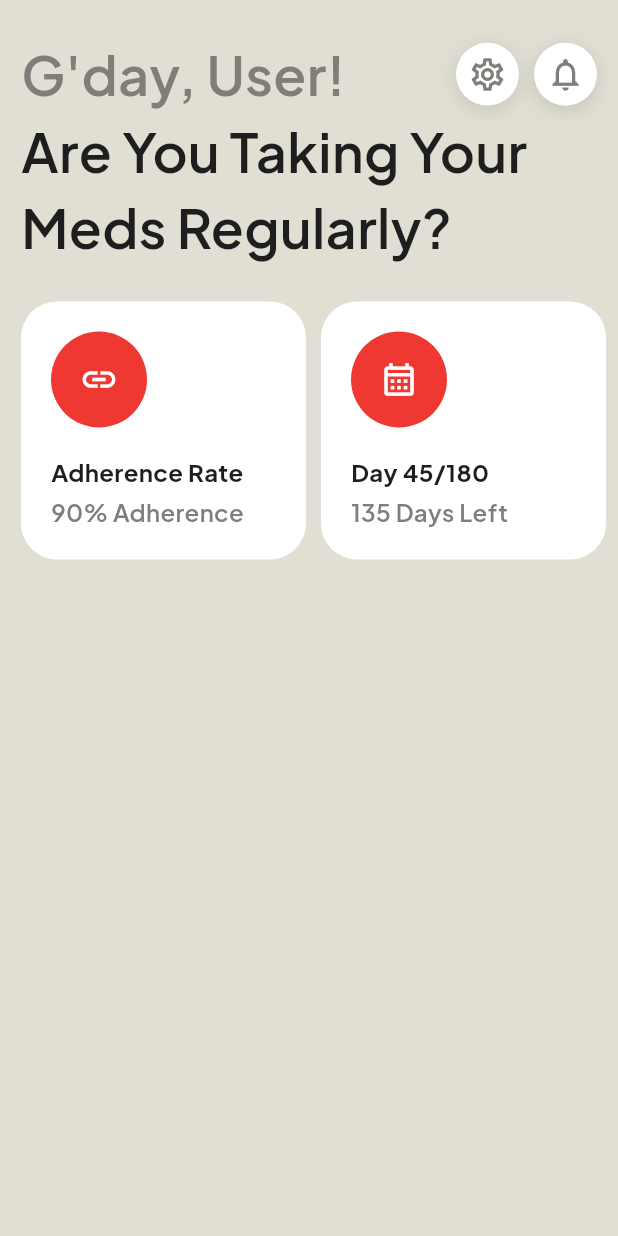
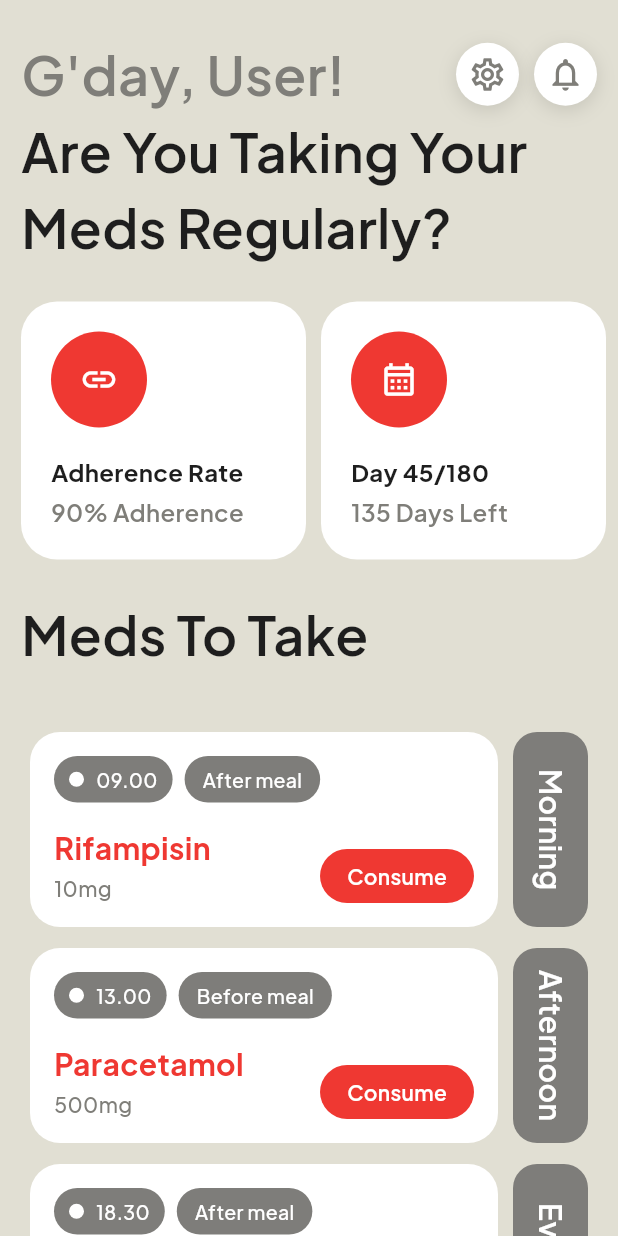
Before and after one commit to queenshafa/remindy-app, a Flutter app: the screen it shows after launch, on a phone screen of 412 x 824 dp. Run offline on Flutter 3.47's test engine with Material 3 defaults, Android fonts, the phone set to English and light mode, and no system bars; our stand-ins replace google_fonts.

Commit message:
fix: home screen widgets size

```diff
--- a/lib/data/dummy_data.dart
+++ b/lib/data/dummy_data.dart
@@ -1,4 +1,3 @@
-// lib/data/dummy_data.dart
 import '../models/medicine.dart';
 
 class DummyUser {
--- a/lib/screen/home_screen.dart
+++ b/lib/screen/home_screen.dart
@@ -1,77 +1,62 @@
 import 'package:flutter/material.dart';
+import 'package:remindy_app/data/dummy_data.dart'; // Sesuaikan lokasi data kamu
+import 'package:remindy_app/models/medicine.dart'; // Sesuaikan model kamu
 import 'package:remindy_app/theme/app_theme.dart';
-import 'package:remindy_app/widgets/button_banner.dart';
-import 'package:remindy_app/widgets/circle_icon_button.dart';
+import 'package:remindy_app/widgets/home_content_header.dart';
+import 'package:remindy_app/widgets/medicine_card.dart';
 
-class HomeScreen extends StatefulWidget {
+class HomeScreen extends StatelessWidget {
   const HomeScreen({super.key});
 
   @override
-  State<HomeScreen> createState() => _HomeScreenState();
-}
+  Widget build(BuildContext context) {
+    // Ambil data obat dari dummy
+    final List<Medicine> medicines = dummyMedicines;
 
-class _HomeScreenState extends State<HomeScreen> {
-  @override
-  Widget build(BuildContext context) {
     return Scaffold(
       backgroundColor: AppTheme.background,
       body: SafeArea(
-        child: Container(
-          padding: EdgeInsets.symmetric(horizontal: 14, vertical: 24),
-          child: Column(
-            crossAxisAlignment: CrossAxisAlignment.start,
-            children: [
-              Row(
-                children: [
-                  Text(
-                    'G\'day, User!',
+        child: CustomScrollView(
+          slivers: [
+            const SliverToBoxAdapter(child: HomeContentHeader()),
+            // If no meds data availble
+            if (medicines.isEmpty)
+              const SliverFillRemaining(
+                hasScrollBody: false,
+                child: Center(
+                  child: Text(
+                    'No medications scheduled',
                     style: TextStyle(
-                      fontSize: 36,
                       color: AppTheme.textSecondary,
-                      fontWeight: FontWeight.w600,
+                      fontSize: 16,
                     ),
                   ),
-                  Spacer(),
-                  Row(
-                    children: [
-                      CircleIconButton(
-                        icon: Icons.settings_outlined,
-                        onTap: () {},
+                ),
+              )
+            else
+              // Meds Card
+              SliverPadding(
+                padding: const EdgeInsets.fromLTRB(20, 16, 20, 100),
+                sliver: SliverList(
+                  delegate: SliverChildBuilderDelegate((context, index) {
+                    final medicine = medicines[index];
+                    return Padding(
+                      padding: const EdgeInsets.only(bottom: 14),
+                      child: MedicineCard(
+                        title: medicine.title,
+                        quantity: medicine.quantity,
+                        time: medicine.time,
+                        isMeal: medicine.isMeal,
+                        category: medicine.category,
+                        onTap: () {
+                          // Action saat tombol / card diklik
+                        },
                       ),
-                      SizedBox(width: 10),
-                      CircleIconButton(
-                        icon: Icons.notifications_outlined,
-                        onTap: () {},
-                      ),
-                    ],
-                  ),
-                ],
+                    );
+                  }, childCount: medicines.length),
+                ),
               ),
-              Text(
-                'Are You Taking Your Meds Regularly?',
-                style: AppTheme.display(),
-              ),
-              SizedBox(height: 24),
-              Row(
-                mainAxisAlignment: MainAxisAlignment.spaceEvenly,
-                children: [
-                  ButtonBanner(
-                    icon: Icons.link,
-                    onTap: () {},
-                    title: 'Adherence Rate',
-                    description: '90% Adherence',
-                  ),
-                  SizedBox(width: 10),
-                  ButtonBanner(
-                    icon: Icons.calendar_month_outlined,
-                    onTap: () {},
-                    title: 'Day 45/180',
-                    description: '135 Days Left',
-                  ),
-                ],
-              ),
-            ],
-          ),
+          ],
         ),
       ),
     );
--- a/lib/widgets/medicine_card.dart
+++ b/lib/widgets/medicine_card.dart
@@ -10,7 +10,7 @@ class MedicineCard extends StatelessWidget {
     required this.onTap,
     required this.time,
     required this.isMeal,
-    this.category = 'Morning', // Badge samping
+    this.category = 'Morning',
   });
 
   final String title;
@@ -22,14 +22,12 @@ class MedicineCard extends StatelessWidget {
 
   @override
   Widget build(BuildContext context) {
-    // Format waktu DateTime -> "09.00"
     final String formattedTime =
         "${time.hour.toString().padLeft(2, '0')}.${time.minute.toString().padLeft(2, '0')}";
 
     return Row(
       crossAxisAlignment: CrossAxisAlignment.center,
       children: [
-        // Kartu Utama
         Expanded(
           child: Material(
             color: Colors.white,
@@ -42,10 +40,9 @@ class MedicineCard extends StatelessWidget {
                 child: Column(
                   crossAxisAlignment: CrossAxisAlignment.start,
                   children: [
-                    // Row Atas: Chip Waktu & Chip Status Makan
                     Row(
                       children: [
-                        // Chip Jam dengan Titik Putih
+                        // Time Chip
                         Container(
                           padding: const EdgeInsets.symmetric(
                             horizontal: 10,
@@ -80,7 +77,7 @@ class MedicineCard extends StatelessWidget {
                         ),
                         const SizedBox(width: 8),
 
-                        // Chip Status Makan
+                        // isMeal Chip
                         Container(
                           padding: const EdgeInsets.symmetric(
                             horizontal: 12,
@@ -102,20 +99,18 @@ class MedicineCard extends StatelessWidget {
                       ],
                     ),
                     const SizedBox(height: 16),
-
-                    // Row Bawah: Nama & Dosis Obat + Tombol Consume
                     Row(
                       mainAxisAlignment: MainAxisAlignment.spaceBetween,
                       crossAxisAlignment: CrossAxisAlignment.end,
                       children: [
-                        // Info Obat (Title & Quantity)
+                        // Meds Information (Title & Quantity)
                         Column(
                           crossAxisAlignment: CrossAxisAlignment.start,
                           children: [
                             Text(
                               title,
                               style: GoogleFonts.plusJakartaSans(
-                                fontSize: 18,
+                                fontSize: 20,
                                 fontWeight: FontWeight.w700,
                                 color: AppTheme.primary,
                               ),
@@ -132,7 +127,7 @@ class MedicineCard extends StatelessWidget {
                           ],
                         ),
 
-                        // Tombol Consume
+                        // Consume Btn
                         GestureDetector(
                           onTap: onTap,
                           child: Container(
@@ -164,23 +159,24 @@ class MedicineCard extends StatelessWidget {
         ),
         const SizedBox(width: 10),
 
-        // Badge Samping Vertikal ("Morning")
+        // Side Vertical Badge
         Container(
-          width: 44,
-          height: 110,
+          width: 50,
+          height: 130,
           decoration: BoxDecoration(
             color: const Color(0xFF7E7D7A),
             borderRadius: BorderRadius.circular(16),
           ),
           child: Center(
             child: RotatedBox(
-              quarterTurns: 1, // Memutar teks vertikal
+              // Turn texts vertical
+              quarterTurns: 1,
               child: Text(
                 category,
                 style: GoogleFonts.plusJakartaSans(
                   color: Colors.white,
                   fontWeight: FontWeight.w600,
-                  fontSize: 15,
+                  fontSize: 20,
                 ),
               ),
             ),
```
